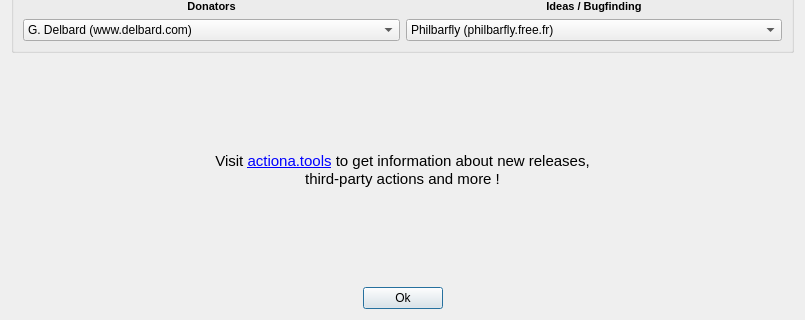
Old version of the form gui/ui/aboutdialog.ui in the repository Jmgr/actiona; both pictures show x 0 to 805 and y 336 to 656 of the 805 by 656 pixel window.
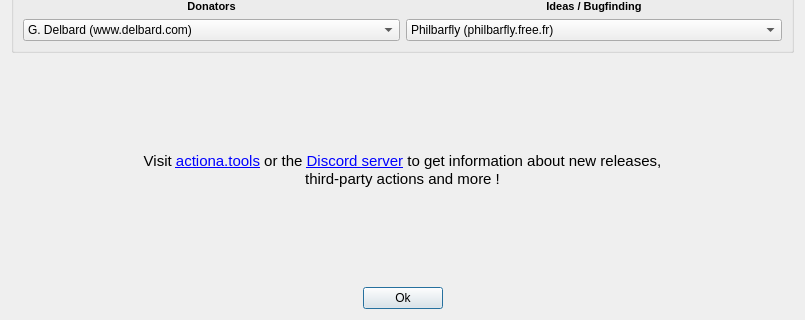
New version of the form. Icons and pictures are not drawn.

Commit message: Added Discord server to about box

Patch:
```diff
--- a/gui/ui/aboutdialog.ui
+++ b/gui/ui/aboutdialog.ui
@@ -589,10 +589,13 @@
      </property>
      <property name="text">
       <string>&lt;!DOCTYPE HTML PUBLIC &quot;-//W3C//DTD HTML 4.0//EN&quot; &quot;http://www.w3.org/TR/REC-html40/strict.dtd&quot;&gt;
-&lt;html&gt;&lt;head&gt;&lt;meta name=&quot;qrichtext&quot; content=&quot;1&quot; /&gt;&lt;style type=&quot;text/css&quot;&gt;
+&lt;html&gt;&lt;head&gt;&lt;meta name=&quot;qrichtext&quot; content=&quot;1&quot; /&gt;&lt;meta charset=&quot;utf-8&quot; /&gt;&lt;style type=&quot;text/css&quot;&gt;
 p, li { white-space: pre-wrap; }
-&lt;/style&gt;&lt;/head&gt;&lt;body style=&quot; font-family:'Sans Serif'; font-size:10pt; font-weight:400; font-style:normal;&quot;&gt;
-&lt;p align=&quot;center&quot; style=&quot; margin-top:0px; margin-bottom:0px; margin-left:0px; margin-right:0px; -qt-block-indent:0; text-indent:0px;&quot;&gt;&lt;span style=&quot; font-family:'MS Shell Dlg 2'; font-size:11pt;&quot;&gt;Visit &lt;/span&gt;&lt;a href=&quot;http://actiona.tools&quot;&gt;&lt;span style=&quot; font-family:'MS Shell Dlg 2'; font-size:11pt; text-decoration: underline; color:#0000ff;&quot;&gt;actiona.tools&lt;/span&gt;&lt;/a&gt;&lt;span style=&quot; font-family:'MS Shell Dlg 2'; font-size:11pt;&quot;&gt; to get information about new releases,&lt;/span&gt;&lt;/p&gt;
+hr { height: 1px; border-width: 0; }
+li.unchecked::marker { content: &quot;\2610&quot;; }
+li.checked::marker { content: &quot;\2612&quot;; }
+&lt;/style&gt;&lt;/head&gt;&lt;body style=&quot; font-family:'Ubuntu'; font-size:10pt; font-weight:400; font-style:normal;&quot;&gt;
+&lt;p align=&quot;center&quot; style=&quot; margin-top:0px; margin-bottom:0px; margin-left:0px; margin-right:0px; -qt-block-indent:0; text-indent:0px;&quot;&gt;&lt;span style=&quot; font-family:'MS Shell Dlg 2'; font-size:11pt;&quot;&gt;Visit &lt;/span&gt;&lt;a href=&quot;http://actiona.tools&quot;&gt;&lt;span style=&quot; font-family:'MS Shell Dlg 2'; font-size:11pt; text-decoration: underline; color:#0000ff;&quot;&gt;actiona.tools&lt;/span&gt;&lt;/a&gt;&lt;span style=&quot; font-family:'MS Shell Dlg 2'; font-size:11pt;&quot;&gt; or the &lt;/span&gt;&lt;a href=&quot;https://discord.gg/pvpU95Vt&quot;&gt;&lt;span style=&quot; font-size:11pt; text-decoration: underline; color:#0000ff;&quot;&gt;Discord server&lt;/span&gt;&lt;/a&gt;&lt;span style=&quot; font-family:'MS Shell Dlg 2'; font-size:11pt;&quot;&gt; to get information about new releases,&lt;/span&gt;&lt;/p&gt;
 &lt;p align=&quot;center&quot; style=&quot; margin-top:0px; margin-bottom:0px; margin-left:0px; margin-right:0px; -qt-block-indent:0; text-indent:0px;&quot;&gt;&lt;span style=&quot; font-family:'MS Shell Dlg 2'; font-size:11pt;&quot;&gt;third-party actions and more !&lt;/span&gt;&lt;/p&gt;&lt;/body&gt;&lt;/html&gt;</string>
      </property>
      <property name="alignment">
```
